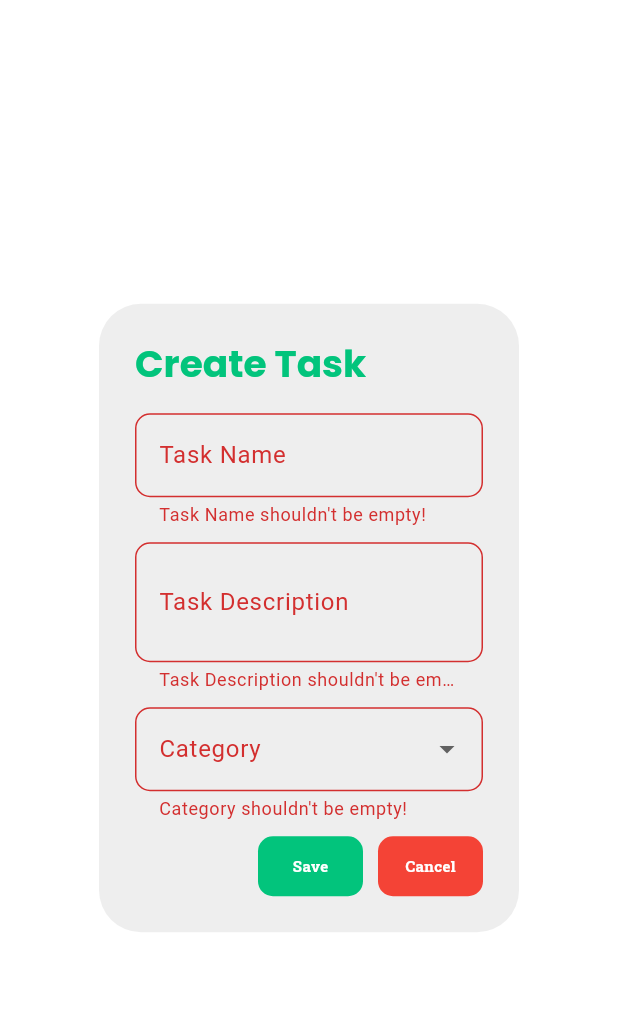
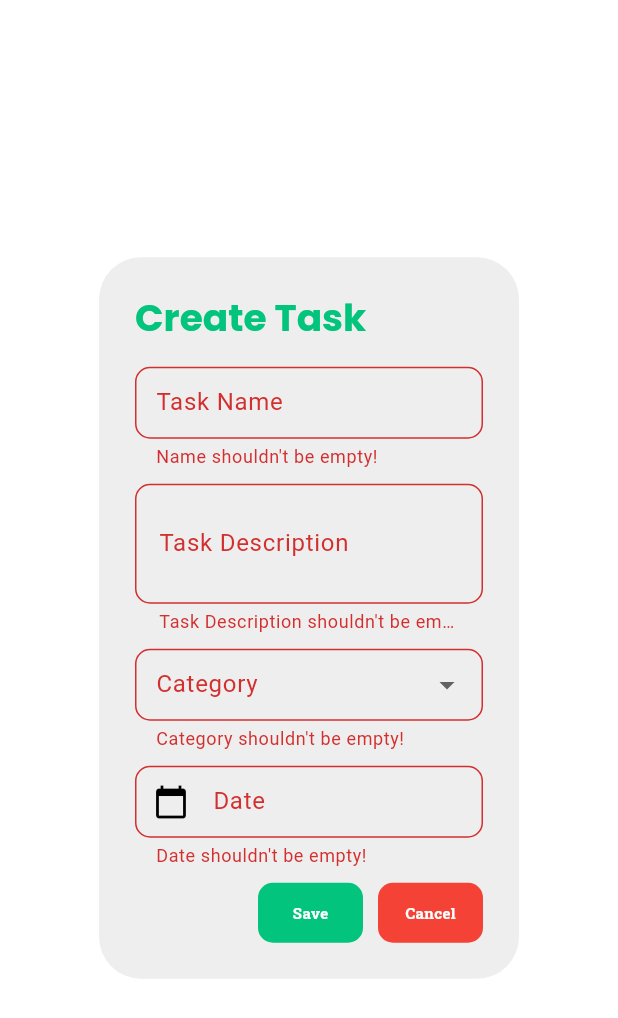
Before and after one commit to riozulfandy/dolistify, a Flutter app: the DialogBox widget shown alone on an empty page, opened directly, after a tap on "Save", on a phone screen of 412 x 824 dp. Shown: the top 1018 px of the screen. Run offline on Flutter 3.47's test engine with Material 3 defaults, Android fonts, the phone set to English and light mode, and no system bars; our stand-ins replace date_picker_timeline, email_validator, google_fonts, image_picker.

Commit message:
try fix color issues

```diff
--- a/lib/ui/homepage.dart
+++ b/lib/ui/homepage.dart
@@ -10,8 +10,6 @@ class HomePage extends StatefulWidget {
 class HomePageState extends State<HomePage> {
   @override
   Widget build(BuildContext context) {
-    return const Scaffold(body: Column(
-
-    ));
+    return const Scaffold(backgroundColor: Colors.transparent, body: Column());
   }
 }
--- a/lib/widget/bottom_nav.dart
+++ b/lib/widget/bottom_nav.dart
@@ -53,7 +53,7 @@ class BottomNavState extends State<BottomNav> {
     return Scaffold(
       backgroundColor: Colors.grey.shade50,
       appBar: AppBar(
-        elevation: 1,
+        elevation: 2,
         backgroundColor: Colors.white,
         surfaceTintColor: Colors.white,
         title: SizedBox(
--- a/lib/widget/scheduled_modal.dart
+++ b/lib/widget/scheduled_modal.dart
@@ -34,18 +34,22 @@ class DialogBox extends StatelessWidget {
           mainAxisSize: MainAxisSize.min,
           children: [
             TextFormField(
-              controller: controller,
-              decoration: InputDecoration(
-                border:
-                    OutlineInputBorder(borderRadius: BorderRadius.circular(10)),
-                labelText: "Task Name",
-              ),
+              onChanged: (String? value) {},
               validator: (String? value) {
                 if (value == null || value.isEmpty) {
-                  return "Task Name shouldn't be empty!";
+                  return "Name shouldn't be empty!";
                 }
                 return null;
               },
+              initialValue: "",
+              decoration: const InputDecoration(
+                contentPadding:
+                    EdgeInsets.symmetric(vertical: 10, horizontal: 10),
+                labelText: "Task Name",
+                border: OutlineInputBorder(
+                  borderRadius: BorderRadius.all(Radius.circular(10)),
+                ),
+              ),
             ),
             const SizedBox(height: 10),
             TextFormField(
@@ -66,6 +70,8 @@ class DialogBox extends StatelessWidget {
             const SizedBox(height: 10),
             DropdownButtonFormField(
               decoration: InputDecoration(
+                contentPadding:
+                    const EdgeInsets.symmetric(vertical: 10, horizontal: 10),
                 border:
                     OutlineInputBorder(borderRadius: BorderRadius.circular(10)),
                 labelText: "Category",
@@ -96,6 +102,27 @@ class DialogBox extends StatelessWidget {
                 }
                 return null;
               },
+            ),
+            const SizedBox(height: 10),
+            TextFormField(
+              controller: controller,
+              validator: (String? value) {
+                if (value == null || value.isEmpty) {
+                  return "Date shouldn't be empty!";
+                }
+                return null;
+              },
+              decoration: const InputDecoration(
+                contentPadding:
+                    EdgeInsets.symmetric(vertical: 10, horizontal: 10),
+                labelText: "Date",
+                prefixIcon: Icon(Icons.calendar_today),
+                border: OutlineInputBorder(
+                  borderRadius: BorderRadius.all(Radius.circular(10)),
+                ),
+              ),
+              readOnly: true,
+              onTap: () {},
             ),
             const SizedBox(height: 10),
             Row(
```
